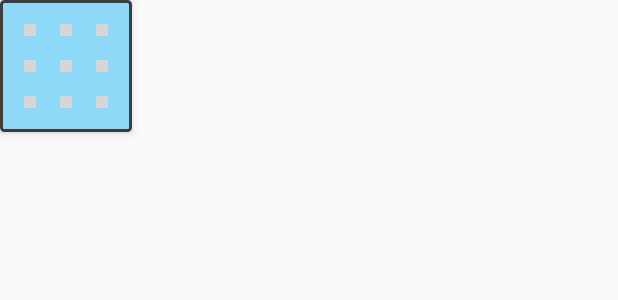
After one commit to muradkhan101/tictactoe-android, an Android app: the layout small_board.xml on its own in the app's theme, with its tools: preview values and no code run, on a phone screen of 412 x 824 dp. The commit adds this screen. Shown: the top 300 px of the screen. Run offline under Robolectric (Android 15) with nearby library versions, the phone set to English and light mode, and no system bars; grey boxes are pictures that could not be loaded.

Commit message:
Added layouts for tictactoe board and resource XMLs to describe board state

```diff
--- a/app/src/main/res/drawable/ic_o_icon.xml
+++ b/app/src/main/res/drawable/ic_o_icon.xml
@@ -1,4 +1,4 @@
 <vector android:height="24dp" android:viewportHeight="196.0"
     android:viewportWidth="196.0" android:width="24dp" xmlns:android="http://schemas.android.com/apk/res/android">
-    <path android:fillColor="#F74646" android:pathData="M163.6,28.8c16.9,18 27.5,41.9 27.5,68.9c0,26.9 -10.6,51.2 -27.5,68.9c-16,17.7 -40,29.1 -65,29.1c-26.1,0 -50,-11.4 -66.6,-29.1C15.1,148.9 5.1,124.6 5.1,97.7c0,-27 10.1,-50.9 26.9,-68.9c16.6,-18 40.5,-29.1 66.6,-29.1C123.6,-0.3 147.6,10.8 163.6,28.8zM160.1,97.7c0,-18.5 -7.3,-35.7 -18.5,-47.6c-11.4,-12.2 -26.7,-19.3 -43,-19.3C81.2,30.7 66,37.8 54.6,50C43.2,62 36.1,79.2 36.1,97.7c0,18.5 7.1,35.7 18.5,47.4c11.4,12.2 26.6,19.6 44.1,19.6c16.3,0 31.5,-7.4 43,-19.6C152.7,133.3 160.1,116.2 160.1,97.7z"/>
+    <path android:fillColor="@color/o" android:pathData="M163.6,28.8c16.9,18 27.5,41.9 27.5,68.9c0,26.9 -10.6,51.2 -27.5,68.9c-16,17.7 -40,29.1 -65,29.1c-26.1,0 -50,-11.4 -66.6,-29.1C15.1,148.9 5.1,124.6 5.1,97.7c0,-27 10.1,-50.9 26.9,-68.9c16.6,-18 40.5,-29.1 66.6,-29.1C123.6,-0.3 147.6,10.8 163.6,28.8zM160.1,97.7c0,-18.5 -7.3,-35.7 -18.5,-47.6c-11.4,-12.2 -26.7,-19.3 -43,-19.3C81.2,30.7 66,37.8 54.6,50C43.2,62 36.1,79.2 36.1,97.7c0,18.5 7.1,35.7 18.5,47.4c11.4,12.2 26.6,19.6 44.1,19.6c16.3,0 31.5,-7.4 43,-19.6C152.7,133.3 160.1,116.2 160.1,97.7z"/>
 </vector>
--- a/app/src/main/res/drawable/ic_x_icon.xml
+++ b/app/src/main/res/drawable/ic_x_icon.xml
@@ -1,4 +1,4 @@
 <vector android:height="24dp" android:viewportHeight="196.0"
     android:viewportWidth="196.0" android:width="24dp" xmlns:android="http://schemas.android.com/apk/res/android">
-    <path android:fillColor="#44ABEA" android:pathData="M177.8,24.3l-58.6,73l58.6,73.6c5.2,6.8 4,16.7 -3.7,21.5c-3.1,2 -6.5,3.1 -9.9,3.1c-5.5,0 -10.5,-2.5 -13.9,-6.5l-51.8,-65.4L46.5,189c-3.4,4 -8.3,6.5 -13.6,6.5c-3.7,0 -7.1,-1.1 -9.9,-3.1c-7.7,-4.8 -9.2,-14.7 -4,-21.5l58.6,-73.6L19,24.3c-5.2,-7.1 -3.7,-16.7 4,-21.5c7.4,-5.4 18.2,-4 23.4,3.4l52.1,65.1l51.8,-65.1c5.8,-7.4 16,-8.8 23.7,-3.4C181.8,7.6 183,17.2 177.8,24.3z"/>
+    <path android:fillColor="@color/x" android:pathData="M177.8,24.3l-58.6,73l58.6,73.6c5.2,6.8 4,16.7 -3.7,21.5c-3.1,2 -6.5,3.1 -9.9,3.1c-5.5,0 -10.5,-2.5 -13.9,-6.5l-51.8,-65.4L46.5,189c-3.4,4 -8.3,6.5 -13.6,6.5c-3.7,0 -7.1,-1.1 -9.9,-3.1c-7.7,-4.8 -9.2,-14.7 -4,-21.5l58.6,-73.6L19,24.3c-5.2,-7.1 -3.7,-16.7 4,-21.5c7.4,-5.4 18.2,-4 23.4,3.4l52.1,65.1l51.8,-65.1c5.8,-7.4 16,-8.8 23.7,-3.4C181.8,7.6 183,17.2 177.8,24.3z"/>
 </vector>
--- /dev/null
+++ b/app/src/main/res/drawable/tile_background.xml
@@ -0,0 +1,15 @@
+<?xml version="1.0" encoding="utf-8"?>
+<level-list xmlns:android="http://schemas.android.com/apk/res/android">
+    <item
+        android:drawable="@drawable/tile_blue"
+        android:maxLevel="0" />
+    <item
+        android:drawable="@drawable/tile_red"
+        android:maxLevel="1" />
+    <item
+        android:drawable="@drawable/tile_neutral"
+        android:maxLevel="2"/>
+    <item
+        android:drawable="@drawable/tile_tie"
+        android:maxLevel="3"/>
+</level-list>
--- /dev/null
+++ b/app/src/main/res/drawable/tile_blue.xml
@@ -0,0 +1,8 @@
+<?xml version="1.0" encoding="utf-8"?>
+<shape xmlns:android="http://schemas.android.com/apk/res/android"
+    android:shape="rectangle"> <stroke
+    android:width="@dimen/stroke_width"
+    android:color="@color/dark_border_color"/>
+    <solid android:color="@color/light_blue"/>
+    <corners android:radius="@dimen/corner_radius"/>
+</shape>
--- /dev/null
+++ b/app/src/main/res/drawable/tile_neutral.xml
@@ -0,0 +1,8 @@
+<?xml version="1.0" encoding="utf-8"?>
+<shape xmlns:android="http://schemas.android.com/apk/res/android"
+    android:shape="rectangle"> <stroke
+    android:width="@dimen/stroke_width"
+    android:color="@color/dark_border_color"/>
+    <solid android:color="@color/light_grey"/>
+    <corners android:radius="@dimen/corner_radius"/>
+</shape>
--- /dev/null
+++ b/app/src/main/res/drawable/tile_red.xml
@@ -0,0 +1,8 @@
+<?xml version="1.0" encoding="utf-8"?>
+<shape xmlns:android="http://schemas.android.com/apk/res/android"
+    android:shape="rectangle"> <stroke
+    android:width="@dimen/stroke_width"
+    android:color="@color/dark_border_color"/>
+    <solid android:color="@color/light_red"/>
+    <corners android:radius="@dimen/corner_radius"/>
+</shape>
--- /dev/null
+++ b/app/src/main/res/drawable/tile_tie.xml
@@ -0,0 +1,8 @@
+<?xml version="1.0" encoding="utf-8"?>
+<shape xmlns:android="http://schemas.android.com/apk/res/android"
+    android:shape="rectangle"> <stroke
+    android:width="@dimen/stroke_width"
+    android:color="@color/dark_border_color"/>
+    <solid android:color="@color/light_violet"/>
+    <corners android:radius="@dimen/corner_radius"/>
+</shape>
--- a/app/src/main/res/layout/fragment_main.xml
+++ b/app/src/main/res/layout/fragment_main.xml
@@ -7,6 +7,7 @@
     android:background="@drawable/main_background"
     android:elevation="@dimen/elevation_high"
     android:orientation="vertical"
+    android:gravity="center"
     android:padding="@dimen/menu_padding"
     tools:context=".MainFragment">
 
--- /dev/null
+++ b/app/src/main/res/layout/small_board.xml
@@ -0,0 +1,57 @@
+<?xml version="1.0" encoding="utf-8"?>
+<GridLayout
+    xmlns:android="http://schemas.android.com/apk/res/android"
+    xmlns:tools="http://schemas.android.com/tools"
+    android:layout_width="wrap_content"
+    android:layout_height="wrap_content"
+    android:background="@drawable/tile_background"
+    android:elevation="@dimen/elevation_low"
+    android:padding="@dimen/small_board_padding"
+    tools:context=".GameActivity">
+    <ImageButton
+        android:id="@+id/small0"
+        style="@style/TileButton"
+        android:layout_column="0"
+        android:layout_row="0" />
+    <ImageButton
+        android:id="@+id/small1"
+        style="@style/TileButton"
+        android:layout_column="1"
+        android:layout_row="0"/>
+    <ImageButton
+        android:id="@+id/small2"
+        style="@style/TileButton"
+        android:layout_column="2"
+        android:layout_row="0"/>
+    <ImageButton
+        android:id="@+id/small3"
+        style="@style/TileButton"
+        android:layout_column="0"
+        android:layout_row="1"/>
+    <ImageButton
+        android:id="@+id/small4"
+        style="@style/TileButton"
+        android:layout_column="1"
+        android:layout_row="1"/>
+    <ImageButton
+        android:id="@+id/small5"
+        style="@style/TileButton"
+        android:layout_column="2"
+        android:layout_row="1"/>
+    <ImageButton
+        android:id="@+id/small6"
+        style="@style/TileButton"
+        android:layout_column="0"
+        android:layout_row="2"/>
+    <ImageButton
+        android:id="@+id/small7"
+        style="@style/TileButton"
+        android:layout_column="1"
+        android:layout_row="2"/>
+    <ImageButton
+        android:id="@+id/small8"
+        style="@style/TileButton"
+        android:layout_column="2"
+        android:layout_row="2"/>
+
+</GridLayout>
--- a/app/src/main/res/values/colors.xml
+++ b/app/src/main/res/values/colors.xml
@@ -4,5 +4,13 @@
     <color name="colorPrimaryDark">#303F9F</color>
     <color name="colorAccent">#FF4081</color>
     <color name="field_color">#f0f0f0</color>
-    <color name="border_color">#3d3d3d</color>
+    <color name="border_color">#1d1d1d</color>
+    <color name="dark_border_color">#3d3d3d</color>
+    <color name="available_color">#59d64c</color>
+    <color name="x">#44abea</color>
+    <color name="o">#f74646</color>
+    <color name="light_blue">#8dd9f7</color>
+    <color name="light_red">#f77f7f</color>
+    <color name="light_grey">#cfcfcf</color>
+    <color name="light_violet">#eb7ff4</color>
 </resources>
--- a/app/src/main/res/values/dimens.xml
+++ b/app/src/main/res/values/dimens.xml
@@ -1,13 +1,19 @@
 <?xml version="1.0" encoding="utf-8"?>
 <resources>
     <dimen name="elevation_high">8dp</dimen>
+    <dimen name="elevation_low">4dp</dimen>
+
     <dimen name="stroke_width">2dp</dimen>
     <dimen name="corner_radius">2dp</dimen>
     <dimen name="button_text_size">24sp</dimen>
+
     <dimen name="menu_padding">16dp</dimen>
     <dimen name="menu_space">12dp</dimen>
     <dimen name="menu_text_size">32sp</dimen>
     <dimen name="menu_button_margin">4dp</dimen>
     <dimen name="menu_button_padding_vert">12dp</dimen>
     <dimen name="menu_button_padding_side">24dp</dimen>
+
+    <dimen name="small_board_padding">8dp</dimen>
+    <dimen name="small_board_margin">4dp</dimen>
 </resources>
--- a/app/src/main/res/values/styles.xml
+++ b/app/src/main/res/values/styles.xml
@@ -8,4 +8,13 @@
         <item name="colorAccent">@color/colorAccent</item>
     </style>
 
+    <style name="TileButton" >
+        <item name="android:layout_width">@dimen/tile_size</item>
+        <item name="android:layout_height">@dimen/tile_size</item>
+        <item name="android:layout_margin">@dimen/tile_margin</item>
+        <item name="android:background">#00000000</item>
+        <item name="android:padding">@dimen/tile_padding</item>
+        <item name="android:scaleType">centerCrop</item>
+        <item name="android:src">@drawable/tile</item>
+    </style>
 </resources>
```
Also changed, not shown: app/src/main/res/drawable/ic_available_tile.xml (added, +8 -0 lines), app/src/main/res/drawable/ic_empty_tile.xml (added, +7 -0 lines), app/src/main/res/drawable/tiles.xml (added, +15 -0 lines), app/src/main/res/layout/large_board.xml (added, +12 -0 lines).
